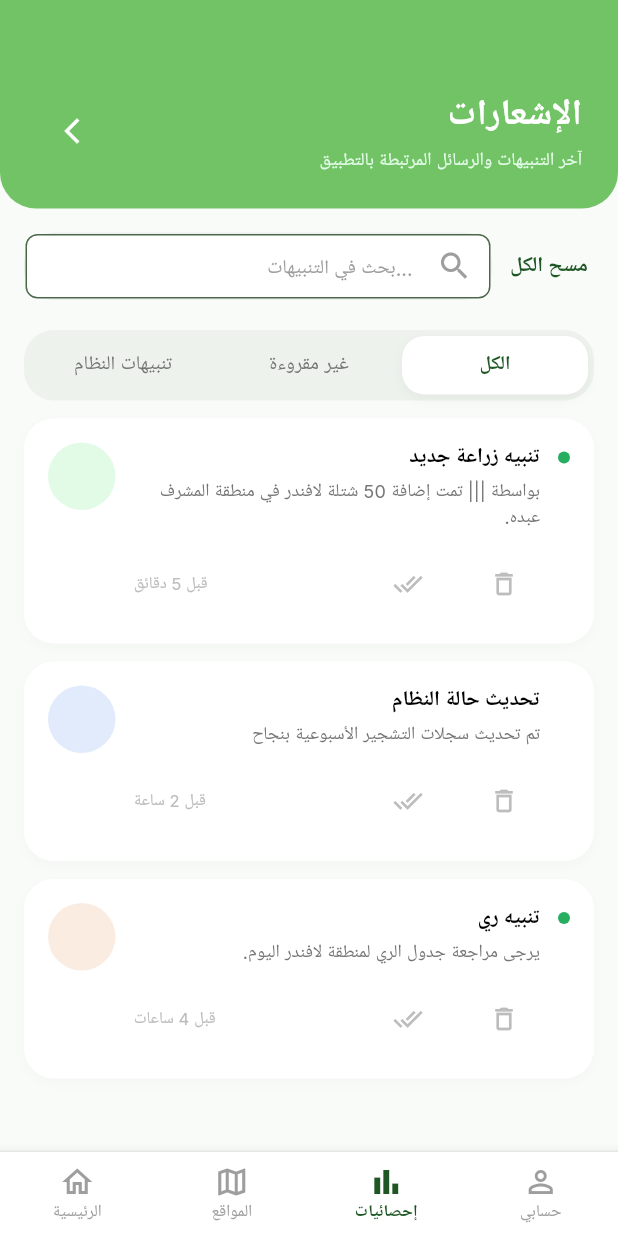
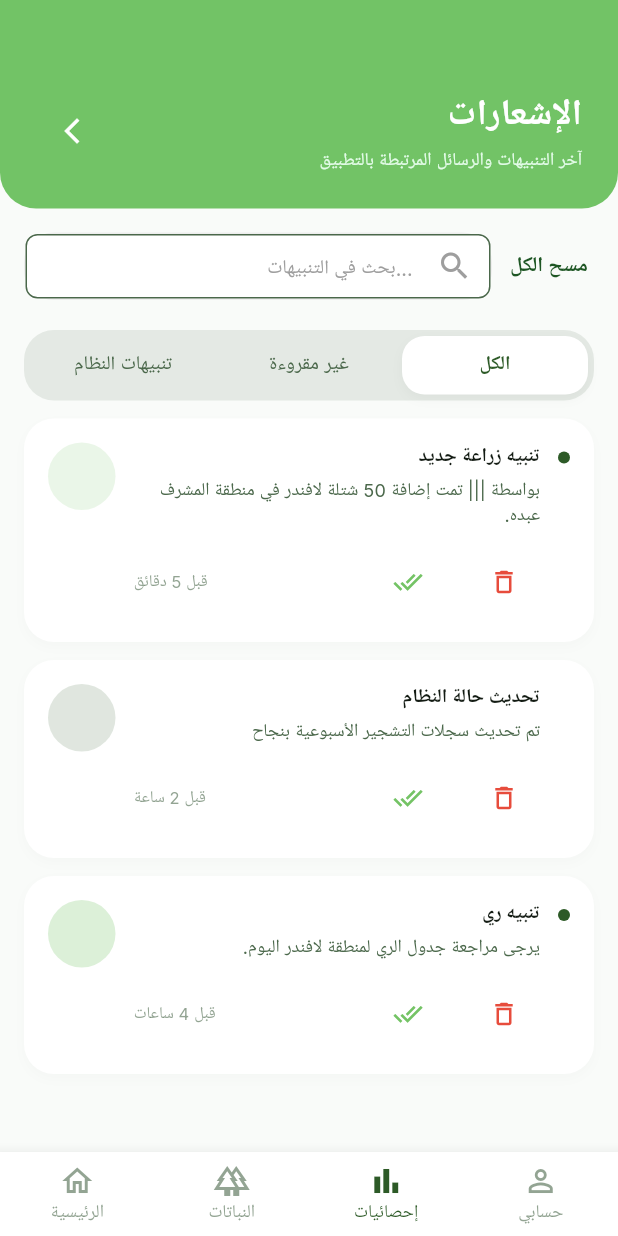
Before and after one commit to yahya-hesham/afforestation_app, a Flutter app: the NotificationsScreen screen opened directly, on a phone screen of 412 x 824 dp. Run offline on Flutter 3.47's test engine with Material 3 defaults, Android fonts, the phone set to English and light mode, and no system bars; our stand-ins replace dio, easy_localization, flutter_bloc, flutter_svg, go_router, google_fonts and 1 more; accounts and stored records are empty.

Commit message:
update notficaion

```diff
--- a/lib/feautures/dashboard/presentation/pages/admin.dart
+++ b/lib/feautures/dashboard/presentation/pages/admin.dart
@@ -1,5 +1,5 @@
 import 'package:flutter/material.dart';
-import '../../../notifiction/notifications_screen.dart';
+import '../../../notifiction/screen/notifications_screen.dart';
 
 class AdminView extends StatefulWidget {
   final String adminName;
--- a/lib/feautures/notifiction/notifications_screen.dart
+++ /dev/null
@@ -1,363 +0,0 @@
-import 'package:afforestation_app/feautures/notifiction/buildheader.dart';
-import 'package:flutter/material.dart';
-
-void main() {
-  runApp(const MyApp());
-}
-
-class MyApp extends StatelessWidget {
-  const MyApp({super.key});
-
-  @override
-  Widget build(BuildContext context) {
-    return MaterialApp(
-      debugShowCheckedModeBanner: false,
-      title: 'Notifications Screen',
-      locale: const Locale('ar', 'EG'),
-      supportedLocales: const [Locale('ar', 'EG')],
-      theme: ThemeData(
-        fontFamily: 'Cairo',
-        scaffoldBackgroundColor: const Color(0xFFF3F7F3),
-      ),
-      home: const NotificationsScreen(),
-    );
-  }
-}
-
-class NotificationItem {
-  final String title;
-  final String description;
-  final String time;
-  final Color avatarColor;
-  final bool isUnread;
-  final bool isSystem;
-
-  NotificationItem({
-    required this.title,
-    required this.description,
-    required this.time,
-    required this.avatarColor,
-    required this.isUnread,
-    required this.isSystem,
-  });
-}
-
-class NotificationsScreen extends StatefulWidget {
-  const NotificationsScreen({super.key});
-
-  @override
-  State<NotificationsScreen> createState() => _NotificationsScreenState();
-}
-
-class _NotificationsScreenState extends State<NotificationsScreen> {
-  int selectedTab = 0;
-  int selectedBottomNav = 1;
-
-  final List<NotificationItem> allNotifications = [
-    NotificationItem(
-      title: "تنبيه زراعة جديد",
-      description: "بواسطة ||| تمت إضافة 50 شتلة لافندر في منطقة المشرف عبده.",
-      time: "قبل 5 دقائق",
-      avatarColor: const Color(0xFFE2FBE7),
-      isUnread: true,
-      isSystem: false,
-    ),
-    NotificationItem(
-      title: "تحديث حالة النظام",
-      description: "تم تحديث سجلات التشجير الأسبوعية بنجاح",
-      time: "قبل 2 ساعة",
-      avatarColor: const Color(0xFFE2EBFB),
-      isUnread: false,
-      isSystem: true,
-    ),
-    NotificationItem(
-      title: "تنبيه ري",
-      description: "يرجى مراجعة جدول الري لمنطقة لافندر اليوم.",
-      time: "قبل 4 ساعات",
-      avatarColor: const Color(0xFFFBECE2),
-      isUnread: true,
-      isSystem: false,
-    ),
-  ];
-
-  List<NotificationItem> getFilteredNotifications() {
-    if (selectedTab == 0) {
-      return allNotifications; // عرض الكل
-    } else if (selectedTab == 1) {
-      return allNotifications
-          .where((n) => n.isUnread)
-          .toList(); // غير مقروءة فقط
-    } else {
-      return allNotifications
-          .where((n) => n.isSystem)
-          .toList(); // تنبيهات النظام فقط
-    }
-  }
-
-  @override
-  Widget build(BuildContext context) {
-    final filteredList = getFilteredNotifications();
-
-    return Directionality(
-      textDirection: TextDirection.rtl,
-      child: Scaffold(
-        body: Column(
-          children: [
-            buildHeader(context: context),
-
-            buildsearchrow(),
-
-            _buildFilterTabs(),
-
-            // قائمة الإشعارات بعد الفلترة والربط الديناميكي
-            Expanded(
-              child: filteredList.isEmpty
-                  ? Center(
-                      child: Column(
-                        mainAxisAlignment: MainAxisAlignment.center,
-                        children: [
-                          Icon(
-                            Icons.notifications_off_outlined,
-                            size: 64,
-                            color: Colors.grey.shade400,
-                          ),
-                          const SizedBox(height: 16),
-                          Text(
-                            "لا توجد تنبيهات حالياً في هذا القسم",
-                            style: TextStyle(
-                              color: Colors.grey.shade600,
-                              fontSize: 15,
-                            ),
-                          ),
-                        ],
-                      ),
-                    )
-                  : ListView.builder(
-                      padding: const EdgeInsets.symmetric(horizontal: 16),
-                      itemCount: filteredList.length,
-                      itemBuilder: (context, index) {
-                        final item = filteredList[index];
-                        return _buildNotificationCard(item);
-                      },
-                    ),
-            ),
-          ],
-        ),
-        bottomNavigationBar: _buildBottomNavigationBar(),
-      ),
-    );
-  }
-
-  // التابات مع التأكد من التوسيط التام والتصميم النظيف المتطابق مع الكبسولة في الصورة
-  Widget _buildFilterTabs() {
-    return Container(
-      margin: const EdgeInsets.symmetric(horizontal: 16, vertical: 12),
-      padding: const EdgeInsets.all(4),
-      decoration: BoxDecoration(
-        color: const Color(0xFFEDF2ED),
-        borderRadius: BorderRadius.circular(20),
-      ),
-      child: Row(
-        children: [
-          _buildTabItem("الكل", 0),
-          _buildTabItem("غير مقروءة", 1),
-          _buildTabItem("تنبيهات النظام", 2),
-        ],
-      ),
-    );
-  }
-
-  Widget _buildTabItem(String title, int index) {
-    bool isSelected = selectedTab == index;
-    return Expanded(
-      child: GestureDetector(
-        onTap: () {
-          setState(() {
-            selectedTab = index; // تغيير الفلتر ديناميكياً لتحديث القائمة
-          });
-        },
-        child: Container(
-          // 'alignment: Alignment.center' تضمن توسيط الكلام بشكل مثالي في نص الحاوية
-          alignment: Alignment.center,
-          padding: const EdgeInsets.symmetric(vertical: 10),
-          decoration: BoxDecoration(
-            color: isSelected ? Colors.white : Colors.transparent,
-            borderRadius: BorderRadius.circular(15),
-            boxShadow: isSelected
-                ? [
-                    BoxShadow(
-                      color: Colors.black.withOpacity(0.04),
-                      blurRadius: 6,
-                      offset: const Offset(0, 3),
-                    ),
-                  ]
-                : [],
-          ),
-          child: Text(
-            title,
-            textAlign: TextAlign.center,
-            style: TextStyle(
-              color: isSelected
-                  ? const Color(0xFF1E5624)
-                  : Colors.grey.shade600,
-              fontWeight: isSelected ? FontWeight.bold : FontWeight.normal,
-              fontSize: 13,
-            ),
-          ),
-        ),
-      ),
-    );
-  }
-
-  Widget _buildNotificationCard(NotificationItem item) {
-    return Container(
-      margin: const EdgeInsets.only(bottom: 12),
-      padding: const EdgeInsets.all(16),
-      decoration: BoxDecoration(
-        color: Colors.white,
-        borderRadius: BorderRadius.circular(20),
-        boxShadow: [
-          BoxShadow(
-            color: Colors.black.withOpacity(0.02),
-            blurRadius: 6,
-            offset: const Offset(0, 3),
-          ),
-        ],
-      ),
-      child: Row(
-        crossAxisAlignment: CrossAxisAlignment.start,
-        children: [
-          // علامة الإشعار غير المقروء (النقطة الخضراء) على اليسار تظهر حسب حالة العنصر
-          if (item.isUnread)
-            Container(
-              margin: const EdgeInsets.only(top: 6),
-              width: 8,
-              height: 8,
-              decoration: const BoxDecoration(
-                color: Color(0xFF27AE60),
-                shape: BoxShape.circle,
-              ),
-            )
-          else
-            const SizedBox(width: 8),
-          const SizedBox(width: 12),
-
-          Expanded(
-            child: Column(
-              crossAxisAlignment: CrossAxisAlignment.start,
-              children: [
-                Text(
-                  item.title,
-                  style: const TextStyle(
-                    fontWeight: FontWeight.bold,
-                    fontSize: 14,
-                    color: Colors.black,
-                  ),
-                ),
-                const SizedBox(height: 4),
-                Text(
-                  item.description,
-                  style: TextStyle(
-                    color: Colors.grey.shade600,
-                    fontSize: 12,
-                    height: 1.4,
-                  ),
-                ),
-                const SizedBox(height: 12),
-
-                Row(
-                  mainAxisAlignment: MainAxisAlignment.spaceBetween,
-                  children: [
-                    Row(
-                      children: [
-                        IconButton(
-                          constraints: const BoxConstraints(),
-                          padding: EdgeInsets.zero,
-                          icon: Icon(
-                            Icons.delete_outline,
-                            color: Colors.grey.shade400,
-                            size: 20,
-                          ),
-                          onPressed: () {},
-                        ),
-                        const SizedBox(width: 16),
-                        IconButton(
-                          constraints: const BoxConstraints(),
-                          padding: EdgeInsets.zero,
-                          icon: Icon(
-                            Icons.done_all,
-                            color: Colors.grey.shade400,
-                            size: 20,
-                          ),
-                          onPressed: () {},
-                        ),
-                      ],
-                    ),
-                    Text(
-                      item.time,
-                      style: TextStyle(
-                        color: Colors.grey.shade400,
-                        fontSize: 11,
-                      ),
-                    ),
-                  ],
-                ),
-              ],
-            ),
-          ),
-          const SizedBox(width: 12),
-
-          // الدائرة الملونة على اليمين
-          Container(
-            width: 45,
-            height: 45,
-            decoration: BoxDecoration(
-              color: item.avatarColor,
-              shape: BoxShape.circle,
-            ),
-          ),
-        ],
-      ),
-    );
-  }
-
-  Widget _buildBottomNavigationBar() {
-    return Container(
-      decoration: BoxDecoration(
-        color: Colors.white,
-        border: Border(top: BorderSide(color: Colors.grey.shade200, width: 1)),
-      ),
-      child: BottomNavigationBar(
-        currentIndex: selectedBottomNav,
-        onTap: (index) => setState(() => selectedBottomNav = index),
-        type: BottomNavigationBarType.fixed,
-        backgroundColor: Colors.white,
-        selectedItemColor: const Color(0xFF1E5624),
-        unselectedItemColor: Colors.grey,
-        selectedLabelStyle: const TextStyle(
-          fontWeight: FontWeight.bold,
-          fontSize: 11,
-        ),
-        unselectedLabelStyle: const TextStyle(fontSize: 11),
-        items: const [
-          BottomNavigationBarItem(
-            icon: Icon(Icons.person_outline),
-            label: "حسابي",
-          ),
-          BottomNavigationBarItem(
-            icon: Icon(Icons.bar_chart),
-            label: "إحصائيات",
-          ),
-          BottomNavigationBarItem(
-            icon: Icon(Icons.map_outlined),
-            label: "المواقع",
-          ),
-          BottomNavigationBarItem(
-            icon: Icon(Icons.home_outlined),
-            label: "الرئيسية",
-          ),
-        ],
-      ),
-    );
-  }
-}
--- /dev/null
+++ b/lib/feautures/notifiction/screen/notifications_screen.dart
@@ -0,0 +1,212 @@
+import 'package:afforestation_app/core/styles/themes.dart';
+import 'package:afforestation_app/feautures/notifiction/widget/buildheader.dart';
+import 'package:afforestation_app/feautures/notifiction/widget/notfication_card.dart';
+import 'package:flutter/material.dart';
+import 'package:afforestation_app/feautures/dashboard/presentation/widgets/plant_bottom_nav_bar.dart';
+import 'package:afforestation_app/core/styles/colors.dart';
+import 'package:afforestation_app/core/styles/text_styles.dart';
+
+void main() {
+  runApp(const MyApp());
+}
+
+class MyApp extends StatelessWidget {
+  const MyApp({super.key});
+
+  @override
+  Widget build(BuildContext context) {
+    return MaterialApp(
+      debugShowCheckedModeBanner: false,
+      title: 'Notifications Screen',
+      theme: AppThemes.lightTheme,
+      home: const NotificationsScreen(),
+    );
+  }
+}
+
+class NotificationsScreen extends StatefulWidget {
+  const NotificationsScreen({super.key});
+
+  @override
+  State<NotificationsScreen> createState() => _NotificationsScreenState();
+}
+
+class _NotificationsScreenState extends State<NotificationsScreen> {
+  int selectedTab = 0;
+  final List<NotificationItem> allNotifications = [
+    NotificationItem(
+      title: "تنبيه زراعة جديد",
+      description: "بواسطة ||| تمت إضافة 50 شتلة لافندر في منطقة المشرف عبده.",
+      time: "قبل 5 دقائق",
+      avatarColor: AppColors.secondary.withOpacity(0.15),
+      isUnread: true,
+      isSystem: false,
+    ),
+    NotificationItem(
+      title: "تحديث حالة النظام",
+      description: "تم تحديث سجلات التشجير الأسبوعية بنجاح",
+      time: "قبل 2 ساعة",
+      avatarColor: AppColors.primary.withOpacity(0.15),
+      isUnread: false,
+      isSystem: true,
+    ),
+    NotificationItem(
+      title: "تنبيه ري",
+      description: "يرجى مراجعة جدول الري لمنطقة لافندر اليوم.",
+      time: "قبل 4 ساعات",
+      avatarColor: AppColors.secondary.withOpacity(0.25),
+      isUnread: true,
+      isSystem: false,
+    ),
+  ];
+
+  List<NotificationItem> getFilteredNotifications() {
+    if (selectedTab == 0) {
+      return allNotifications; // عرض الكل
+    } else if (selectedTab == 1) {
+      return allNotifications
+          .where((n) => n.isUnread)
+          .toList(); // غير مقروءة فقط
+    } else {
+      return allNotifications
+          .where((n) => n.isSystem)
+          .toList(); // تنبيهات النظام فقط
+    }
+  }
+
+  @override
+  Widget build(BuildContext context) {
+    final filteredList = getFilteredNotifications();
+
+    return Directionality(
+      textDirection: TextDirection.rtl,
+      child: Scaffold(
+        backgroundColor: AppColors.background,
+        body: Column(
+          children: [
+            buildHeader(context: context),
+
+            buildsearchrow(),
+
+            _buildFilterTabs(),
+
+            Expanded(
+              child: filteredList.isEmpty
+                  ? Center(
+                      child: Column(
+                        mainAxisAlignment: MainAxisAlignment.center,
+                        children: [
+                          Icon(
+                            Icons.notifications_off_outlined,
+                            size: 64,
+                            color: AppColors.onSurfaceVariant.withOpacity(0.5),
+                          ),
+                          const SizedBox(height: 16),
+                          Text(
+                            "لا توجد تنبيهات حالياً في هذا القسم",
+                            style: TextStyles.listRowSubtitleStyle.copyWith(
+                              fontSize: 15,
+                            ),
+                          ),
+                        ],
+                      ),
+                    )
+                  : ListView.builder(
+                      padding: const EdgeInsets.symmetric(horizontal: 16),
+                      itemCount: filteredList.length,
+                      itemBuilder: (context, index) {
+                        final item = filteredList[index];
+                        return NotificationCard(
+                          item: item,
+                          onDelete: () {
+                            setState(() {
+                              allNotifications.remove(item);
+                            });
+                          },
+                          onMarkAsRead: () {
+                            setState(() {
+                              final targetIndex = allNotifications.indexOf(
+                                item,
+                              );
+                              if (targetIndex != -1) {
+                                allNotifications[targetIndex] =
+                                    NotificationItem(
+                                      title: item.title,
+                                      description: item.description,
+                                      time: item.time,
+                                      avatarColor: item.avatarColor,
+                                      isUnread: false,
+                                      isSystem: item.isSystem,
+                                    );
+                              }
+                            });
+                          },
+                        );
+                      },
+                    ),
+            ),
+          ],
+        ),
+        bottomNavigationBar: const PlantBottomNavigationBar(),
+      ),
+    );
+  }
+
+  Widget _buildFilterTabs() {
+    return Container(
+      margin: const EdgeInsets.symmetric(horizontal: 16, vertical: 12),
+      padding: const EdgeInsets.all(4),
+      decoration: BoxDecoration(
+        color: AppColors.onSurfaceVariant.withOpacity(0.12),
+        borderRadius: BorderRadius.circular(20),
+      ),
+      child: Row(
+        children: [
+          _buildTabItem("الكل", 0),
+          _buildTabItem("غير مقروءة", 1),
+          _buildTabItem("تنبيهات النظام", 2),
+        ],
+      ),
+    );
+  }
+
+  Widget _buildTabItem(String title, int index) {
+    bool isSelected = selectedTab == index;
+    return Expanded(
+      child: GestureDetector(
+        onTap: () {
+          setState(() {
+            selectedTab = index;
+          });
+        },
+        child: Container(
+          alignment: Alignment.center,
+          padding: const EdgeInsets.symmetric(vertical: 10),
+          decoration: BoxDecoration(
+            color: isSelected ? AppColors.surface : Colors.transparent,
+            borderRadius: BorderRadius.circular(15),
+            boxShadow: isSelected
+                ? [
+                    BoxShadow(
+                      color: AppColors.onSurface.withOpacity(0.04),
+                      blurRadius: 6,
+                      offset: const Offset(0, 3),
+                    ),
+                  ]
+                : [],
+          ),
+          child: Text(
+            title,
+            textAlign: TextAlign.center,
+            style: isSelected
+                ? TextStyles.listRowTitleStyle.copyWith(
+                    color: AppColors.primary,
+                    fontSize: 13,
+                  )
+                : TextStyles.listRowSubtitleStyle.copyWith(fontSize: 13),
+          ),
+        ),
+      ),
+    );
+  }
+}
--- /dev/null
+++ b/lib/feautures/notifiction/widget/notfication_card.dart
@@ -0,0 +1,133 @@
+import 'package:flutter/material.dart';
+import 'package:afforestation_app/core/styles/colors.dart';
+import 'package:afforestation_app/core/styles/text_styles.dart';
+
+class NotificationItem {
+  final String title;
+  final String description;
+  final String time;
+  final Color avatarColor;
+  final bool isUnread;
+  final bool isSystem;
+
+  NotificationItem({
+    required this.title,
+    required this.description,
+    required this.time,
+    required this.avatarColor,
+    required this.isUnread,
+    required this.isSystem,
+  });
+}
+
+class NotificationCard extends StatelessWidget {
+  final NotificationItem item;
+  final VoidCallback? onDelete;
+  final VoidCallback? onMarkAsRead;
+
+  const NotificationCard({
+    super.key,
+    required this.item,
+    this.onDelete,
+    this.onMarkAsRead,
+  });
+
+  @override
+  Widget build(BuildContext context) {
+    return Container(
+      margin: const EdgeInsets.only(bottom: 12),
+      padding: const EdgeInsets.all(16),
+      decoration: BoxDecoration(
+        color: AppColors.surface,
+        borderRadius: BorderRadius.circular(20),
+        boxShadow: [
+          BoxShadow(
+            color: AppColors.onSurface.withOpacity(0.02),
+            blurRadius: 6,
+            offset: const Offset(0, 3),
+          ),
+        ],
+      ),
+      child: Row(
+        crossAxisAlignment: CrossAxisAlignment.start,
+        children: [
+          if (item.isUnread)
+            Container(
+              margin: const EdgeInsets.only(top: 6),
+              width: 8,
+              height: 8,
+              decoration: const BoxDecoration(
+                color: AppColors.primary,
+                shape: BoxShape.circle,
+              ),
+            )
+          else
+            const SizedBox(width: 8),
+          const SizedBox(width: 12),
+
+          Expanded(
+            child: Column(
+              crossAxisAlignment: CrossAxisAlignment.start,
+              children: [
+                Text(item.title, style: TextStyles.listRowTitleStyle),
+                const SizedBox(height: 4),
+                Text(
+                  item.description,
+                  style: TextStyles.listRowSubtitleStyle.copyWith(height: 1.4),
+                ),
+                const SizedBox(height: 12),
+
+                Row(
+                  mainAxisAlignment: MainAxisAlignment.spaceBetween,
+                  children: [
+                    Row(
+                      children: [
+                        IconButton(
+                          constraints: const BoxConstraints(),
+                          padding: EdgeInsets.zero,
+                          icon: const Icon(
+                            Icons.delete_outline,
+                            color: AppColors.error,
+                            size: 20,
+                          ),
+                          onPressed: onDelete,
+                        ),
+                        const SizedBox(width: 16),
+                        IconButton(
+                          constraints: const BoxConstraints(),
+                          padding: EdgeInsets.zero,
+                          icon: const Icon(
+                            Icons.done_all,
+                            color: AppColors.secondary,
+                            size: 20,
+                          ),
+                          onPressed: onMarkAsRead,
+                        ),
+                      ],
+                    ),
+                    Text(
+                      item.time,
+                      style: TextStyles.listRowSubtitleStyle.copyWith(
+                        fontSize: 11,
+                        color: AppColors.onSurfaceVariant.withOpacity(0.6),
+                      ),
+                    ),
+                  ],
+                ),
+              ],
+            ),
+          ),
+          const SizedBox(width: 12),
+          Container(
+            width: 45,
+            height: 45,
+            decoration: BoxDecoration(
+              color: item.avatarColor,
+              shape: BoxShape.circle,
+            ),
+          ),
+        ],
+      ),
+    );
+  }
+}
```
Also changed, not shown: lib/core/styles/text_styles.dart (+7 -8 lines), lib/feautures/notifiction/widget/buildheader.dart (renamed from lib/feautures/notifiction/buildheader.dart).
